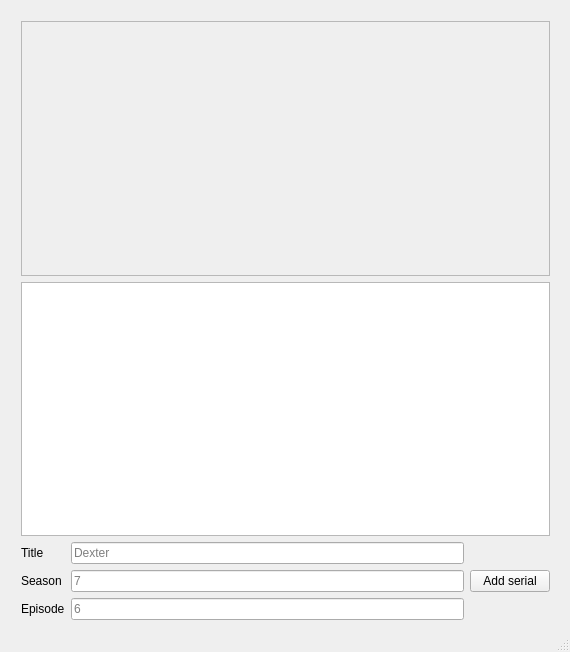
Qt form serials_releaser.ui (free0u/netland-serial-releaser) before a commit.
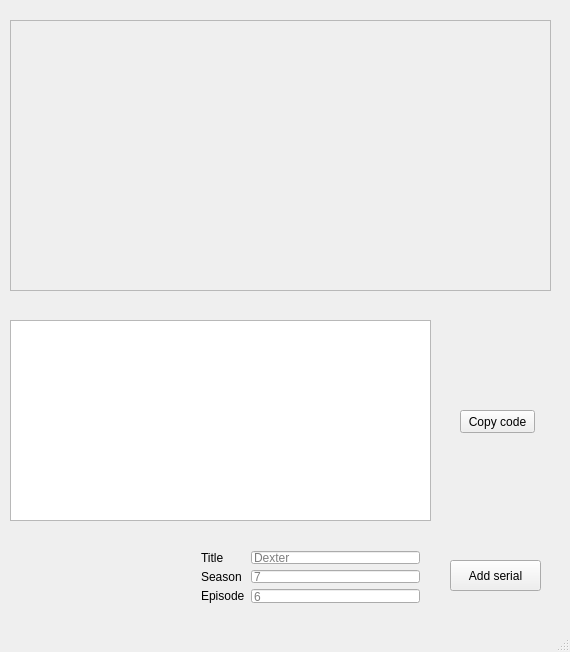
The same form after that commit.

What changed in the file:
```diff
--- a/serials_releaser.ui
+++ b/serials_releaser.ui
@@ -10,43 +10,56 @@
     <height>652</height>
    </rect>
   </property>
+  <property name="sizePolicy">
+   <sizepolicy hsizetype="Preferred" vsizetype="Preferred">
+    <horstretch>0</horstretch>
+    <verstretch>0</verstretch>
+   </sizepolicy>
+  </property>
+  <property name="minimumSize">
+   <size>
+    <width>570</width>
+    <height>652</height>
+   </size>
+  </property>
+  <property name="maximumSize">
+   <size>
+    <width>570</width>
+    <height>652</height>
+   </size>
+  </property>
   <property name="windowTitle">
    <string>Netland serials releaser</string>
   </property>
   <widget class="QWidget" name="centralWidget">
-   <widget class="QWidget" name="verticalLayoutWidget">
+   <widget class="QPushButton" name="pushButton">
     <property name="geometry">
      <rect>
-      <x>10</x>
-      <y>10</y>
-      <width>551</width>
-      <height>621</height>
+      <x>450</x>
+      <y>560</y>
+      <width>91</width>
+      <height>31</height>
      </rect>
     </property>
-    <layout class="QVBoxLayout" name="verticalLayout">
-     <item>
-      <widget class="QScrollArea" name="scrollArea">
-       <property name="widgetResizable">
-        <bool>true</bool>
-       </property>
-       <widget class="QWidget" name="scrollAreaWidgetContents">
+    <property name="sizePolicy">
+     <sizepolicy hsizetype="Maximum" vsizetype="Fixed">
+      <horstretch>0</horstretch>
+      <verstretch>0</verstretch>
+     </sizepolicy>
+    </property>
+    <property name="text">
+     <string>Add serial</string>
+    </property>
+   </widget>
+   <widget class="QWidget" name="">
         <property name="geometry">
          <rect>
-          <x>0</x>
-          <y>0</y>
-          <width>547</width>
-          <height>264</height>
-         </rect>
-        </property>
-       </widget>
-      </widget>
-     </item>
-     <item>
-      <widget class="QPlainTextEdit" name="plainTextEdit"/>
-     </item>
-     <item>
-      <layout class="QHBoxLayout" name="horizontalLayout_2">
-       <item>
+      <x>190</x>
+      <y>540</y>
+      <width>241</width>
+      <height>74</height>
+     </rect>
+    </property>
         <layout class="QFormLayout" name="formLayout_2">
          <property name="fieldGrowthPolicy">
           <enum>QFormLayout::AllNonFixedFieldsGrow</enum>
@@ -106,18 +119,59 @@
           </widget>
          </item>
         </layout>
-       </item>
-       <item>
-        <widget class="QPushButton" name="pushButton">
+   </widget>
+   <widget class="QPlainTextEdit" name="plainTextEdit">
+    <property name="geometry">
+     <rect>
+      <x>10</x>
+      <y>320</y>
+      <width>421</width>
+      <height>201</height>
+     </rect>
+    </property>
+   </widget>
+   <widget class="QPushButton" name="pushButton_2">
+    <property name="geometry">
+     <rect>
+      <x>460</x>
+      <y>410</y>
+      <width>75</width>
+      <height>23</height>
+     </rect>
+    </property>
          <property name="text">
-          <string>Add serial</string>
-         </property>
-        </widget>
-       </item>
-      </layout>
-     </item>
-    </layout>
-   </widget>
+     <string>Copy code</string>
+    </property>
+   </widget>
+   <widget class="QScrollArea" name="scrollArea">
+    <property name="geometry">
+     <rect>
+      <x>10</x>
+      <y>20</y>
+      <width>541</width>
+      <height>271</height>
+     </rect>
+    </property>
+    <property name="widgetResizable">
+     <bool>true</bool>
+    </property>
+    <widget class="QWidget" name="scrollAreaWidgetContents">
+     <property name="geometry">
+      <rect>
+       <x>0</x>
+       <y>0</y>
+       <width>539</width>
+       <height>269</height>
+      </rect>
+     </property>
+    </widget>
+   </widget>
+   <zorder>pushButton</zorder>
+   <zorder>pushButton</zorder>
+   <zorder></zorder>
+   <zorder>plainTextEdit</zorder>
+   <zorder>pushButton_2</zorder>
+   <zorder>scrollArea</zorder>
   </widget>
   <widget class="QStatusBar" name="statusBar"/>
  </widget>
```
Lines whose indentation alone changed are shown as unchanged.
